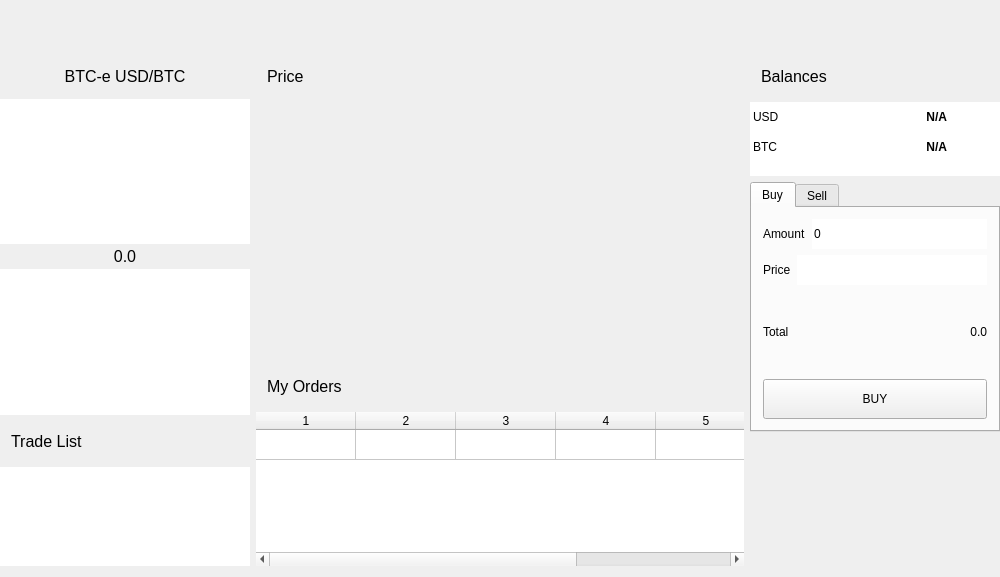
Old version of the form src/mainwindow.ui in the repository MuesliReep/TradeDeck.
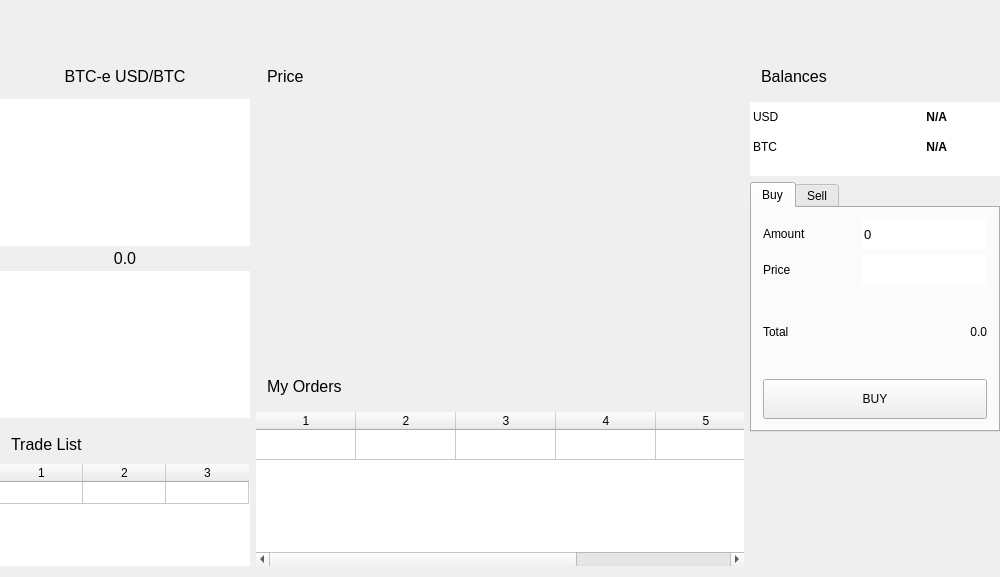
New version of the form. Custom widgets are drawn as their Qt base class.

Commit message: Changed Trade List to Table

What changed in the file:
```diff
--- a/src/mainwindow.ui
+++ b/src/mainwindow.ui
@@ -212,6 +212,9 @@
                       <bool>true</bool>
                     </property>
                     <layout class="QVBoxLayout" name="verticalLayout">
+           <property name="spacing">
+            <number>0</number>
+           </property>
                       <property name="leftMargin">
                         <number>0</number>
                       </property>
@@ -263,7 +266,7 @@
                         </widget>
                       </item>
                       <item>
-                        <widget class="QListWidget" name="listWidgetTrades">
+            <widget class="QTableWidget" name="tableWidgetTrades">
                           <property name="maximumSize">
                             <size>
                               <width>250</width>
@@ -273,12 +276,49 @@
                           <property name="frameShape">
                             <enum>QFrame::NoFrame</enum>
                           </property>
+             <property name="verticalScrollBarPolicy">
+              <enum>Qt::ScrollBarAlwaysOff</enum>
+             </property>
+             <property name="horizontalScrollBarPolicy">
+              <enum>Qt::ScrollBarAlwaysOff</enum>
+             </property>
                           <property name="editTriggers">
                             <set>QAbstractItemView::NoEditTriggers</set>
                           </property>
                           <property name="showDropIndicator" stdset="0">
                             <bool>false</bool>
                           </property>
+             <property name="selectionMode">
+              <enum>QAbstractItemView::NoSelection</enum>
+             </property>
+             <property name="selectionBehavior">
+              <enum>QAbstractItemView::SelectRows</enum>
+             </property>
+             <property name="showGrid">
+              <bool>true</bool>
+             </property>
+             <property name="gridStyle">
+              <enum>Qt::SolidLine</enum>
+             </property>
+             <property name="rowCount">
+              <number>1</number>
+             </property>
+             <property name="columnCount">
+              <number>3</number>
+             </property>
+             <attribute name="horizontalHeaderDefaultSectionSize">
+              <number>83</number>
+             </attribute>
+             <attribute name="verticalHeaderVisible">
+              <bool>false</bool>
+             </attribute>
+             <attribute name="verticalHeaderDefaultSectionSize">
+              <number>22</number>
+             </attribute>
+             <row/>
+             <column/>
+             <column/>
+             <column/>
                         </widget>
                       </item>
                     </layout>
@@ -750,13 +790,13 @@
                                       </property>
                                       <property name="maximumSize">
                                         <size>
-                                          <width>16777215</width>
+                     <width>125</width>
                                           <height>30</height>
                                         </size>
                                       </property>
                                       <property name="font">
                                         <font>
-                                          <pointsize>9</pointsize>
+                     <pointsize>10</pointsize>
                                         </font>
                                       </property>
                                       <property name="text">
@@ -791,13 +831,13 @@
                                       </property>
                                       <property name="maximumSize">
                                         <size>
-                                          <width>16777215</width>
+                     <width>125</width>
                                           <height>30</height>
                                         </size>
                                       </property>
                                       <property name="font">
                                         <font>
-                                          <pointsize>9</pointsize>
+                     <pointsize>10</pointsize>
                                         </font>
                                       </property>
                                       <property name="frame">
```
Left out of the diff: 2 changed lines with no effect on the pictures. Lines whose indentation alone changed are shown as unchanged. The commit also changes 2 other files.
